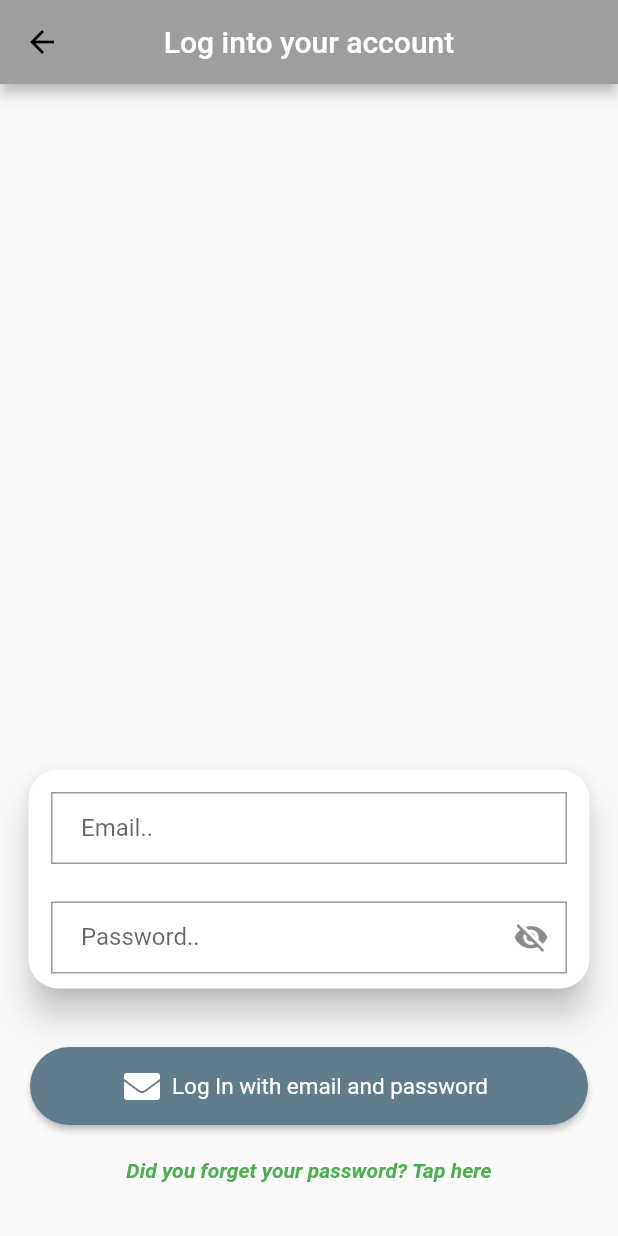
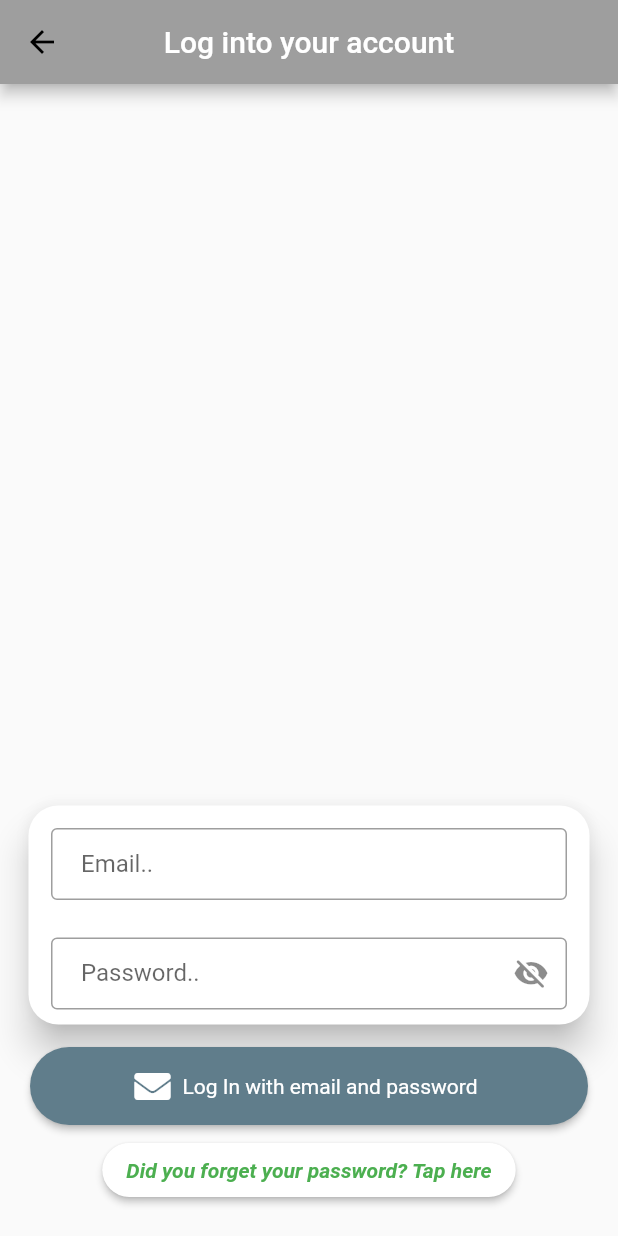
Before and after one commit to rrrrares33/workout_tracker, a Flutter app: the screen it shows after launch, after a tap on "Log In with email and password", on a phone screen of 412 x 824 dp. Run offline on Flutter 3.47's test engine with Material 2 defaults, Android fonts, the phone set to English and light mode, and no system bars; our stand-ins replace firebase_auth, firebase_core, firebase_database, font_awesome_flutter, google_sign_in; missing offline and left inert: flutter_facebook_auth; accounts and stored records are empty; Roboto replaces fonts that are missing (Times New Roman).

Commit message:
"Finished separation between widgets and business logic."

```diff
--- a/lib/ui/pages/login/login_email_pass_page.dart
+++ b/lib/ui/pages/login/login_email_pass_page.dart
@@ -3,8 +3,13 @@ import 'package:flutter/material.dart';
 import 'package:font_awesome_flutter/font_awesome_flutter.dart';
 import 'package:provider/provider.dart';
 
+import '../../../business_logic/login_and_register_logic.dart';
 import '../../../firebase/authentication_service.dart';
 import '../../../routing/routing_constants.dart';
+import '../../reusable_widgets/button.dart';
+import '../../reusable_widgets/padding.dart';
+import '../../reusable_widgets/text.dart';
+import '../../reusable_widgets/text_field.dart';
 import '../../text/login_text.dart';
 import 'authentification_base.dart';
 
@@ -16,12 +21,15 @@ class LogInPageEmailAndPassword extends StatefulWidget {
 }
 
 class _LogInPageEmailAndPasswordState extends State<LogInPageEmailAndPassword> with AuthentificationBase {
+  static final GlobalKey<ScaffoldState> _scaffoldKey = GlobalKey<ScaffoldState>();
+
   @override
   Widget build(BuildContext context) {
     // Get authentication service from Provider.
     final AuthenticationService authenticationService = Provider.of<AuthenticationService>(context);
 
     return Scaffold(
+      key: _scaffoldKey,
       appBar: AppBar(
         leading: IconButton(
           icon: const Icon(Icons.arrow_back, color: Colors.black),
@@ -33,8 +41,16 @@ class _LogInPageEmailAndPasswordState extends State<LogInPageEmailAndPassword> w
       body: Column(
         mainAxisAlignment: MainAxisAlignment.end,
         children: <Widget>[
-          Padding(
-            padding: const EdgeInsets.symmetric(horizontal: 15, vertical: 10),
+          TextWidget(
+            text: generalError != null ? generalError.toString() : '',
+            color: Colors.red,
+            fontStyle: FontStyle.italic,
+            fontSize: 16,
+          ),
+          PaddingWidget(
+            type: 'symmetric',
+            horizontal: 15,
+            vertical: 5,
             child: Card(
               elevation: 10,
               shape: const RoundedRectangleBorder(
@@ -42,41 +58,22 @@ class _LogInPageEmailAndPasswordState extends State<LogInPageEmailAndPassword> w
               ),
               child: Column(
                 children: <Widget>[
-                  Padding(
-                    padding: const EdgeInsets.symmetric(horizontal: 15, vertical: 15),
-                    child: TextFormField(
+                  PaddingWidget(
+                    type: 'all',
+                    all: 15,
+                    child: TextFieldWidget(
+                      labelText: emailLabel,
                       controller: emailController,
                       keyboardType: TextInputType.name,
-                      onChanged: (String text) {
-                        if (text != '' && !regexEmail.hasMatch(text)) {
-                          setState(() {
-                            generalError = null;
-                            emailWarning = emailNotValid;
-                          });
-                        } else {
-                          setState(() {
-                            emailWarning = null;
-                          });
-                        }
-                      },
-                      decoration: InputDecoration(
-                        contentPadding: const EdgeInsets.fromLTRB(20.0, 10.0, 20.0, 10.0),
-                        labelText: emailLabel,
-                        errorText: emailWarning,
+                      borderType: const OutlineInputBorder(),
+                      onChanged: validateEmail,
                     ),
                   ),
-                  ),
-                  Padding(
-                    padding: const EdgeInsets.symmetric(horizontal: 15, vertical: 10),
-                    child: TextField(
-                      obscureText: doNotShowPassword,
-                      enableSuggestions: false,
-                      autocorrect: false,
-                      controller: passwordController,
-                      keyboardType: TextInputType.name,
-                      decoration: InputDecoration(
-                        contentPadding: const EdgeInsets.fromLTRB(20.0, 10.0, 20.0, 10.0),
-                        labelText: passwordLabel,
+                  PaddingWidget(
+                    type: 'symmetric',
+                    horizontal: 15.0,
+                    vertical: 10.0,
+                    child: TextFieldWidget(
                       suffixIcon: IconButton(
                         icon: Icon(doNotShowPassword ? Icons.visibility_off_rounded : Icons.visibility_rounded),
                         onPressed: () {
@@ -85,71 +82,57 @@ class _LogInPageEmailAndPasswordState extends State<LogInPageEmailAndPassword> w
                           });
                         },
                       ),
-                      ),
+                      borderType: const OutlineInputBorder(),
+                      onChanged: (_) {},
+                      obscureText: doNotShowPassword,
+                      enableSuggestions: false,
+                      autoCorrect: false,
+                      controller: passwordController,
+                      keyboardType: TextInputType.name,
+                      labelText: passwordLabel,
                     ),
                   ),
                 ],
               ),
             ),
           ),
-          Text(
-            generalError != null ? generalError.toString() : '',
-            style: const TextStyle(
-              color: Colors.red,
-              fontStyle: FontStyle.italic,
-              fontSize: 16,
+          PaddingWidget(
+            type: 'symmetric',
+            horizontal: 20.0,
+            vertical: 6.0,
+            child: ButtonWidget(
+              icon: const FaIcon(FontAwesomeIcons.solidEnvelope),
+              text: const Text(logInButtonLabel),
+              minimumSize: const Size.fromHeight(52),
+              primaryColor: Colors.blueGrey,
+              onPressed: () async {
+                setState(() {
+                  generalError = passwordHasMatch(passwordController.text, regexPassword);
+                });
+                if (validateEmail(emailController.text) == null &&
+                    passwordHasMatch(passwordController.text, regexPassword) == null) {
+                  final String? error = await signInWithEmailAndPassword(authenticationService,
+                      _scaffoldKey.currentContext, mounted, emailController.text, passwordController.text);
+                  setState(() {
+                    generalError = error;
+                  });
+                }
+              },
             ),
           ),
-          Padding(
-            padding: const EdgeInsets.symmetric(horizontal: 20, vertical: 6),
-            child: ElevatedButton.icon(
-              style: ElevatedButton.styleFrom(
-                shape: const StadiumBorder(),
-                minimumSize: const Size.fromHeight(52),
-                primary: Colors.blueGrey,
-              ),
-              onPressed: () async {
-                setState(() {
-                  if (!regexPassword.hasMatch(passwordController.text)) {
-                    generalError = accountDoesNotExist;
-                  } else {
-                    generalError = null;
-                  }
-                });
-                if (emailWarning == null && passwordController.text != '' && generalError == null) {
-                  try {
-                    await authenticationService.signInUserEmailPassword(emailController.text, passwordController.text);
-                    // ignore: use_build_context_synchronously
-                    ScaffoldMessenger.of(context).showSnackBar(loggedInSuccess);
-                    Future<dynamic>.delayed(Duration.zero).then((_) {
-                      Navigator.of(context).pop();
-                    });
-                  } catch (exception) {
-                    setState(() {
-                      generalError = accountDoesNotExist;
-                    });
-                  }
-                }
-              },
-              icon: const FaIcon(FontAwesomeIcons.solidEnvelope),
-              label: const Text(
-                logInButtonLabel,
-              ),
-            ),
-          ),
-          Padding(
-            padding: const EdgeInsets.only(bottom: 20),
-            child: TextButton(
+          PaddingWidget(
+            type: 'only',
+            onlyBottom: 20.0,
+            child: ButtonWidget(
+              primaryColor: const Color.fromRGBO(255, 255, 255, 1),
               onPressed: () {
                 Navigator.pushNamed(context, ForgottenPasswordRoute);
               },
-              child: const Text(
-                didYouForgetPass,
-                style: TextStyle(
-                  fontWeight: FontWeight.bold,
+              text: const TextWidget(
+                text: didYouForgetPass,
                 fontStyle: FontStyle.italic,
                 color: Colors.green,
-                ),
+                weight: FontWeight.bold,
               ),
             ),
           ),
--- a/lib/ui/reusable_widgets/text.dart
+++ b/lib/ui/reusable_widgets/text.dart
@@ -1,12 +1,14 @@
 import 'package:flutter/material.dart';
 
 class TextWidget extends StatelessWidget {
-  const TextWidget({Key? key, this.color, this.fontSize, this.fontStyle, this.align, this.text}) : super(key: key);
+  const TextWidget({Key? key, this.color, this.fontSize, this.fontStyle, this.align, this.text, this.weight})
+      : super(key: key);
   final String? text;
   final Color? color;
   final double? fontSize;
   final FontStyle? fontStyle;
   final TextAlign? align;
+  final FontWeight? weight;
 
   @override
   Widget build(BuildContext context) {
@@ -17,6 +19,7 @@ class TextWidget extends StatelessWidget {
         color: color ?? Colors.black,
         fontSize: fontSize ?? 14.0,
         fontStyle: fontStyle ?? FontStyle.normal,
+        fontWeight: weight ?? FontWeight.normal,
       ),
     );
   }
--- a/lib/ui/text/login_text.dart
+++ b/lib/ui/text/login_text.dart
@@ -37,4 +37,4 @@ const String passwordNotSecureEnough = 'The password is not secure enough';
 const String passwordCapitalChecker = '  At least one upper case letter (ex: ABC)';
 const String passwordLowerChecker = '  At least one lower case letter (ex: abc)';
 const String passwordNumberChecker = '  At least one numbers (ex: 523)';
-const String passwordSymbolChecker = '  At least one numbers (ex: 523)';
+const String passwordSymbolChecker = '  At least one symbol (ex: "<>:)';
```
Also changed, not shown: lib/business_logic/login_and_register_logic.dart (+22 -0 lines). Lines whose indentation alone changed are shown as unchanged.
